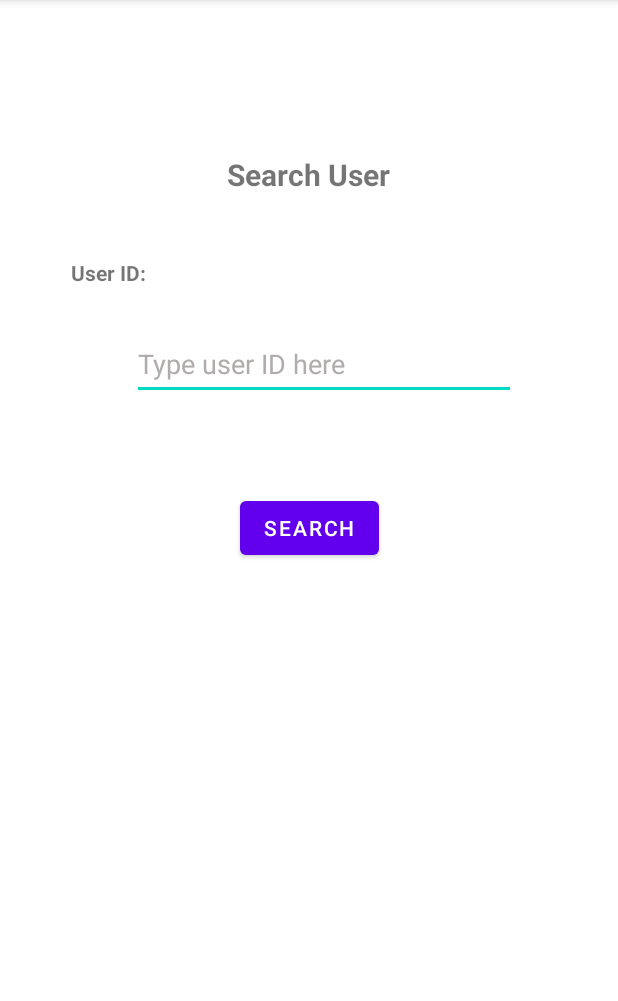
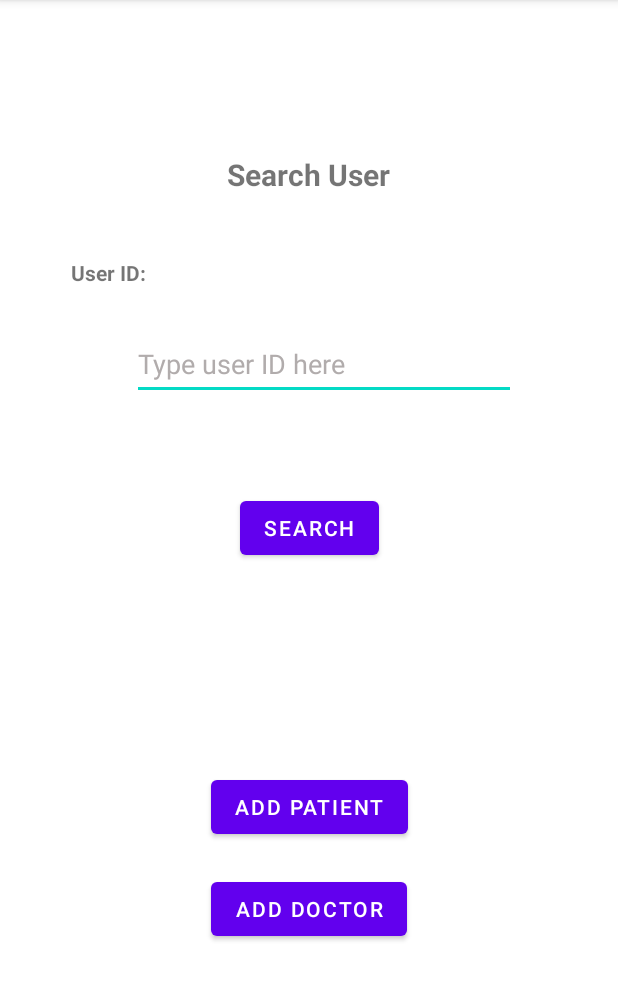
Before and after one commit to kcmatienzo/MedRec, an Android app: the AdminSearchUserActivity screen opened directly, with no data from a screen before it, after a tap on "SEARCH", on a phone screen of 412 x 824 dp, the part 84-1085 px from its top. Run offline under Robolectric (Android 15) with nearby library versions, the phone set to English and light mode, and no system bars; our stand-ins replace Room's generated code.

Commit message:
fixed bug: admin search crashed when empty string entered

```diff
--- a/app/src/main/java/com/example/medrecroomdb/activity/AdminSearchUserActivity.java
+++ b/app/src/main/java/com/example/medrecroomdb/activity/AdminSearchUserActivity.java
@@ -2,6 +2,7 @@ package com.example.medrecroomdb.activity;
 import android.content.Intent;
 import android.content.SharedPreferences;
 import android.os.Bundle;
+import android.util.Log;
 import android.view.View;
 import android.widget.Button;
 import android.widget.EditText;
@@ -35,6 +36,13 @@ public class AdminSearchUserActivity extends AppCompatActivity {
             @Override
             public void onClick(View v) {
 
+                String strUserId = editText_searchUserId.getText().toString();
+                Log.d("MYVALUE", "onClick: " + strUserId);
+                if(strUserId.equals("")){
+                    Toast.makeText(getApplicationContext(), "Enter Valid User ID", Toast.LENGTH_SHORT).show();
+                    return;
+                }
+
                 Integer userId = Integer.parseInt(editText_searchUserId.getText().toString());
                 try {
 
--- a/app/src/main/res/layout/activity_admin_searchuser.xml
+++ b/app/src/main/res/layout/activity_admin_searchuser.xml
@@ -1,6 +1,10 @@
 <?xml version="1.0" encoding="utf-8"?>
-<androidx.constraintlayout.widget.ConstraintLayout xmlns:android="http://schemas.android.com/apk/res/android"    xmlns:app="http://schemas.android.com/apk/res-auto"    xmlns:tools="http://schemas.android.com/tools"    android:layout_width="match_parent"
+<androidx.constraintlayout.widget.ConstraintLayout xmlns:android="http://schemas.android.com/apk/res/android"
+    xmlns:app="http://schemas.android.com/apk/res-auto"
+    xmlns:tools="http://schemas.android.com/tools"
+    android:layout_width="match_parent"
     android:layout_height="match_parent">
+
     <TextView
         android:id="@+id/textViewSearchUser"
         android:layout_width="wrap_content"
@@ -15,6 +19,7 @@
         app:layout_constraintStart_toStartOf="parent"
         app:layout_constraintTop_toTopOf="parent"
         app:layout_constraintVertical_bias="0.139" />
+
     <TextView
         android:id="@+id/textView5"
         android:layout_width="wrap_content"
@@ -43,6 +48,7 @@
         app:layout_constraintStart_toStartOf="parent"
         app:layout_constraintTop_toTopOf="parent"
         app:layout_constraintVertical_bias="0.304" />
+
     <Button
         android:id="@+id/button_searchUser"
         android:layout_width="wrap_content"
@@ -53,4 +59,27 @@
         app:layout_constraintStart_toStartOf="parent"
         app:layout_constraintTop_toTopOf="parent"
         app:layout_constraintVertical_bias="0.456" />
+
+    <Button
+        android:id="@+id/btnAdminSearchAddPatient"
+        android:layout_width="wrap_content"
+        android:layout_height="wrap_content"
+        android:text="Add Patient"
+        app:layout_constraintBottom_toTopOf="@+id/btnAdminSearchAddDoctor"
+        app:layout_constraintEnd_toEndOf="parent"
+        app:layout_constraintStart_toStartOf="parent"
+        app:layout_constraintTop_toBottomOf="@+id/button_searchUser"
+        app:layout_constraintVertical_chainStyle="packed" />
+
+    <Button
+        android:id="@+id/btnAdminSearchAddDoctor"
+        android:layout_width="wrap_content"
+        android:layout_height="wrap_content"
+        android:layout_marginTop="20dp"
+        android:text="Add Doctor"
+        app:layout_constraintBottom_toBottomOf="parent"
+        app:layout_constraintEnd_toEndOf="parent"
+        app:layout_constraintHorizontal_bias="0.5"
+        app:layout_constraintStart_toStartOf="parent"
+        app:layout_constraintTop_toBottomOf="@+id/btnAdminSearchAddPatient" />
 </androidx.constraintlayout.widget.ConstraintLayout>
```
